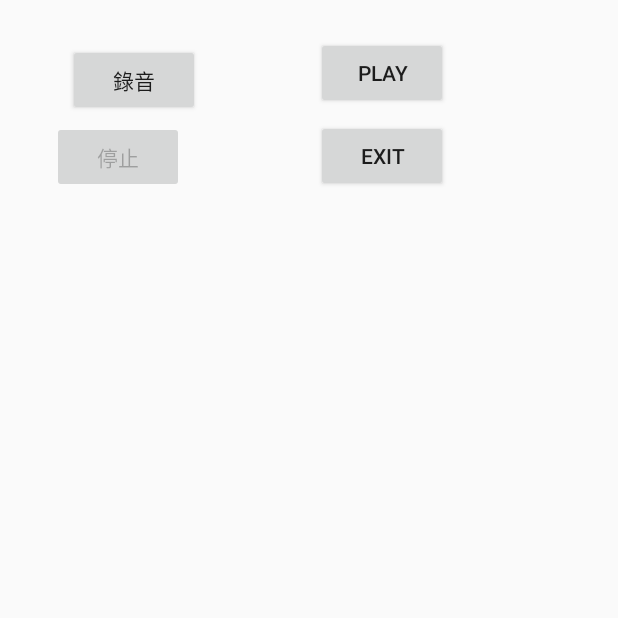
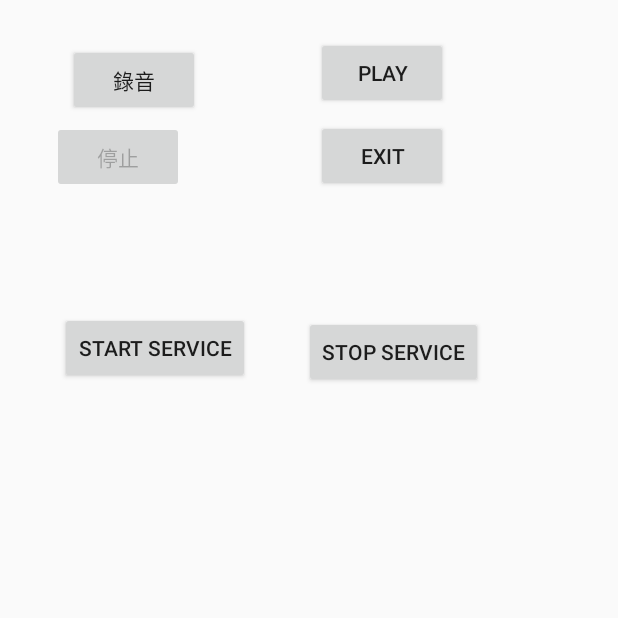
Before and after one commit to chenghyang2001/Ch02_Button, an Android app: the screen it shows after launch (MediaRecorderExample), after a tap on "停止", on a phone screen of 412 x 824 dp, the top half of it. Run offline under Robolectric (Android 15) with nearby library versions, the light colour scheme and no system bars; 1 other tap on this screen came first.

Commit message:
Add MyService java file.

```diff
--- a/app/src/main/AndroidManifest.xml
+++ b/app/src/main/AndroidManifest.xml
@@ -27,6 +27,9 @@
             </intent-filter>
         </activity>
 
+        <service android:name="MyService"></service>
+
+
     </application>
 
     <uses-permission android:name="android.permission.WAKE_LOCK" />
--- a/app/src/main/java/tw/com/flag/ch02_button/MediaRecorderExample.java
+++ b/app/src/main/java/tw/com/flag/ch02_button/MediaRecorderExample.java
@@ -1,30 +1,27 @@
 package tw.com.flag.ch02_button;
 
-import java.io.IOException;
-import java.util.ArrayList;
-import java.util.LinkedList;
-import java.util.Queue;
-import java.util.Timer;
-import java.util.TimerTask;
-
 import android.app.Activity;
+import android.content.Intent;
 import android.media.MediaPlayer;
 import android.media.MediaRecorder;
 import android.os.Bundle;
 import android.view.View;
 import android.widget.Button;
-import android.widget.Toast;
+
+import java.io.IOException;
+import java.util.ArrayList;
+import java.util.Timer;
+import java.util.TimerTask;
 
 public class MediaRecorderExample extends Activity {
 
-    private Button recoButn = null;
-    private Button stopButn = null;
-    private Button exitButn = null;
-    private MediaPlayer mediaPlayer = null;
-    private MediaRecorder mediaRecorder = null;
-    Timer timer;
+    private Button recoButn               = null;
+    private Button stopButn               = null;
+    private Button exitButn               = null;
+    private MediaPlayer mediaPlayer       = null;
+    private MediaRecorder mediaRecorder   = null;
+            Timer                   timer = null ;
     LimitedSizeQueue<Integer> queueVolume = new LimitedSizeQueue<Integer>(4);
-
 
 
     @Override
@@ -86,32 +83,14 @@ public class MediaRecorderExample extends Activity {
         stopButn.setOnClickListener(new View.OnClickListener() {
             public void onClick(View v) {
                 if (mediaRecorder != null) {
-                    A.a();
 
                     timer.cancel();
-                    A.a();
 
                     recoButn.setEnabled(true);
-                    A.a();
                     stopButn.setEnabled(false);
-                    A.a();
-
                     mediaRecorder.stop();
-                    A.a();
                     mediaRecorder.release();
-                    A.a();
                     mediaRecorder = null;
-                    A.a();
-
-
-//                    mediaPlayer = new MediaPlayer();
-//                    try {
-//                        mediaPlayer.setDataSource("/sdcard/mytest.3gp");
-//                        mediaPlayer.setOnPreparedListener(prepareListener);
-//                        mediaPlayer.prepare();
-//                    } catch (Exception e) {
-//                        A.a();
-//                    }
 
                 }
             }
@@ -128,9 +107,23 @@ public class MediaRecorderExample extends Activity {
         });
 
 
-        // test Queue >>
-//        testQueue();
-        // test Queue <<
+    }
+
+    public void startService(View view) {
+
+        if (MyService.serviceRunning == false) {
+            Intent intent = new Intent(MediaRecorderExample.this, MyService.class);
+            startService(intent);
+        }
+
+    }
+
+    public void stopService(View view) {
+
+        if ( MyService.serviceRunning == true ) {
+            Intent intent = new Intent(MediaRecorderExample.this, MyService.class);
+            stopService(intent);
+        }
 
     }
 
@@ -148,22 +141,31 @@ public class MediaRecorderExample extends Activity {
                 @Override
                 public void run() {
                     if (recorder != null) {
-                        int amplitude = recorder.getMaxAmplitude();
+
+                        int      amplitude = recorder.getMaxAmplitude();
                         double amplitudeDb = 20 * Math.log10((double) Math.abs(amplitude));
-                        int intDb = (int) amplitudeDb;
+                        int          intDb = (int) amplitudeDb;
+
                         queueVolume.add(intDb);
 //                        queueVolume.display();
+//                        A.a( " isVolume Large = " + queueVolume.isVolumeLarge() )  ;
+//                        A.a("amplitudeDb = " + amplitudeDb);
 
-//                        A.a( " isVolume Large = " + queueVolume.isVolumeLarge() )  ;
+                        if ((queueVolume.isVolumeLarge() == true) && (MyService.serviceRunning == false) ) {
+
+                            A.a("1.    isVolumeLarge = true");
+                            Intent intent = new Intent(MediaRecorderExample.this, MyService.class);
+                            startService(intent);
+                        }
+
+//                        if ((queueVolume.isVolumeLarge() == false) && (MyService.serviceRunning == true) ) {
+//
+//                            A.a("2.    isVolumeLarge = false");
+//                            Intent intent = new Intent(MediaRecorderExample.this, MyService.class);
+//                            stopService(intent);
+//                        }
 
 
-
-                        if (queueVolume.isVolumeLarge() == true) {
-
-                            A.a( "xxxxxx.    isVolumeLarge = true" );
-                        }
-
-//                        A.a("amplitudeDb = " + amplitudeDb);
 
 
                     }
@@ -176,38 +178,38 @@ public class MediaRecorderExample extends Activity {
 
         private int maxSize;
 
-        public LimitedSizeQueue(int size){
+        public LimitedSizeQueue(int size) {
             this.maxSize = size;
         }
 
-        public boolean add(K k){
+        public boolean add(K k) {
             boolean r = super.add(k);
-            if (size() > maxSize){
-                removeRange(0,1);
+            if (size() > maxSize) {
+                removeRange(0, 1);
             }
             return r;
         }
 
         public boolean isVolumeLarge() {
-            boolean r = true ;
-            int v = 0 ;
-            for ( int i = 0 ; i < maxSize ; i++ ) {
-                  v = (Integer) get(i);
-                 if ( v < 50 ) {
-                     r = false;
-                     break;
-                 }
+            boolean r = true;
+            int v = 0;
+            for (int i = 0; i < maxSize; i++) {
+                v = (Integer) get(i);
+                if (v < 50) {
+                    r = false;
+                    break;
+                }
             }
-            return r ;
+            return r;
         }
 
-        public void display ( ) {
-            int i = 0 ;
+        public void display() {
+            int i = 0;
             StringBuilder builder = new StringBuilder();
-            for ( i = 0 ; i < maxSize ; i++ ) {
-                builder.append("  " + get(i) );
+            for (i = 0; i < maxSize; i++) {
+                builder.append("  " + get(i));
             }
-            A.a(  "builder= " + builder.toString() );
+            A.a("builder= " + builder.toString());
         }
 
         public K getYongest() {
@@ -220,26 +222,25 @@ public class MediaRecorderExample extends Activity {
     }
 
 
+    private void testQueue() {
 
-    private void testQueue() {
         LimitedSizeQueue<Integer> queueNames = new LimitedSizeQueue<Integer>(3);
         queueNames.add(10);
         queueNames.add(20);
         queueNames.add(30);
 
-
-        for (int i :queueNames) {
-            A.a( " i = " + i ) ;
+        for (int i : queueNames) {
+            A.a(" i = " + i);
         }
 
         queueNames.add(40);
-        for (int i :queueNames) {
-            A.a( " i = " + i ) ;
+        for (int i : queueNames) {
+            A.a(" i = " + i);
         }
 
         queueNames.add(50);
-        for (int i :queueNames) {
-            A.a( " i = " + i ) ;
+        for (int i : queueNames) {
+            A.a(" i = " + i);
         }
     }
 
--- a/app/src/main/res/layout/main.xml
+++ b/app/src/main/res/layout/main.xml
@@ -31,6 +31,8 @@
         android:layout_y="25dp"
         android:text="Play"></Button>
 
+
+
     <Button
         android:id="@+id/exitButn"
         android:layout_width="wrap_content"
@@ -39,5 +41,23 @@
         android:layout_y="80dp"
         android:text="Exit"></Button>
 
+    <Button
+        android:id="@+id/startService"
+        android:layout_width="wrap_content"
+        android:layout_height="wrap_content"
+        android:layout_x="40dp"
+        android:layout_y="208dp"
+        android:onClick="startService"
+        android:text="Start Service"></Button>
+
+    <Button
+        android:id="@+id/stopService"
+        android:layout_width="wrap_content"
+        android:layout_height="wrap_content"
+        android:layout_x="203dp"
+        android:layout_y="211dp"
+        android:onClick="stopService"
+        android:text="Stop Service"></Button>
+
 
 </AbsoluteLayout>
```
Also changed, not shown: app/src/main/java/tw/com/flag/ch02_button/MyService.java (added, +51 -0 lines).
